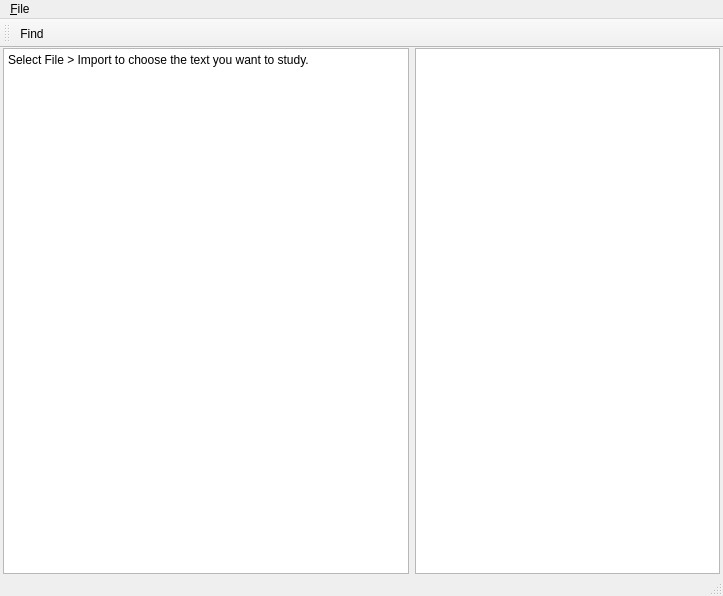
ludofischer/concordar, file concordance/main_window.ui: the form before one commit.
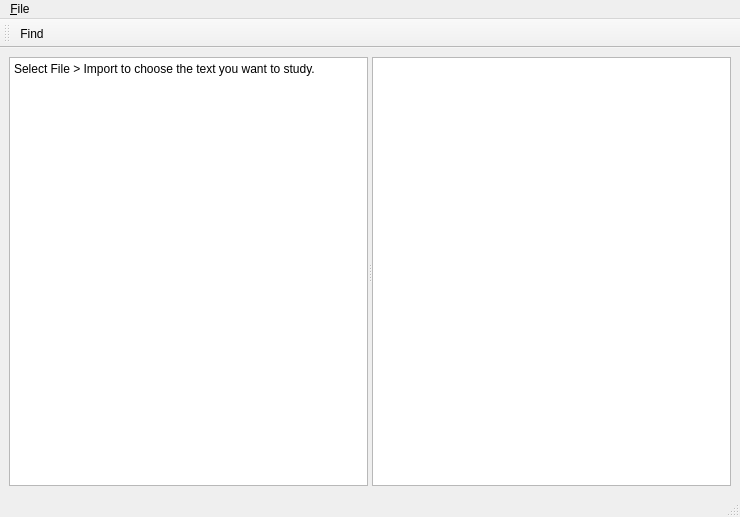
The form after the commit.

Commit message: Resizable viewports.

```diff
--- a/concordance/main_window.ui
+++ b/concordance/main_window.ui
@@ -6,8 +6,8 @@
    <rect>
     <x>0</x>
     <y>0</y>
-    <width>723</width>
-    <height>596</height>
+    <width>740</width>
+    <height>517</height>
    </rect>
   </property>
   <property name="windowTitle">
@@ -18,26 +18,15 @@
   </property>
   <widget class="QWidget" name="centralwidget">
    <layout class="QHBoxLayout" name="horizontalLayout">
-    <property name="spacing">
-     <number>6</number>
-    </property>
-    <property name="leftMargin">
-     <number>3</number>
-    </property>
-    <property name="topMargin">
-     <number>0</number>
-    </property>
-    <property name="rightMargin">
-     <number>3</number>
-    </property>
-    <property name="bottomMargin">
-     <number>0</number>
-    </property>
     <item>
+     <widget class="QSplitter" name="splitter">
+      <property name="orientation">
+       <enum>Qt::Horizontal</enum>
+      </property>
      <widget class="QPlainTextEdit" name="textBrowser">
       <property name="sizePolicy">
        <sizepolicy hsizetype="Expanding" vsizetype="Expanding">
-        <horstretch>4</horstretch>
+         <horstretch>0</horstretch>
         <verstretch>0</verstretch>
        </sizepolicy>
       </property>
@@ -48,25 +37,18 @@
        <string notr="true">Select File &gt; Import to choose the text you want to study.</string>
       </property>
      </widget>
-    </item>
-    <item>
      <widget class="QListWidget" name="matchesView">
       <property name="sizePolicy">
        <sizepolicy hsizetype="Expanding" vsizetype="Expanding">
-        <horstretch>3</horstretch>
+         <horstretch>0</horstretch>
         <verstretch>0</verstretch>
        </sizepolicy>
       </property>
-      <property name="maximumSize">
-       <size>
-        <width>400</width>
-        <height>16777215</height>
-       </size>
-      </property>
       <property name="editTriggers">
        <set>QAbstractItemView::NoEditTriggers</set>
       </property>
      </widget>
+     </widget>
     </item>
    </layout>
   </widget>
@@ -75,7 +57,7 @@
     <rect>
      <x>0</x>
      <y>0</y>
-     <width>723</width>
+     <width>740</width>
      <height>25</height>
     </rect>
    </property>
```
Lines whose indentation alone changed are shown as unchanged. The commit also changes 1 other file.
